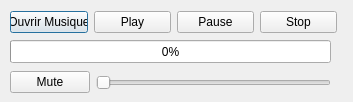
Before: the Qt Designer form Gestion_Materiel/Atelier_Connexion/music.ui in saraelarbi/PlanResto, drawn with Qt 5.
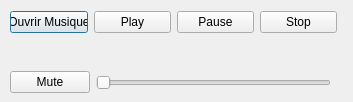
After: the same form once the commit is applied.

```diff
--- a/Gestion_Materiel/Atelier_Connexion/music.ui
+++ b/Gestion_Materiel/Atelier_Connexion/music.ui
@@ -13,20 +13,7 @@
   <property name="windowTitle">
    <string>Dialog</string>
   </property>
-  <widget class="QProgressBar" name="avancement">
-   <property name="geometry">
-    <rect>
-     <x>10</x>
-     <y>40</y>
-     <width>321</width>
-     <height>23</height>
-    </rect>
-   </property>
-   <property name="value">
-    <number>0</number>
-   </property>
-  </widget>
-  <widget class="QWidget" name="">
+  <widget class="QWidget" name="layoutWidget">
    <property name="geometry">
     <rect>
      <x>10</x>
@@ -66,7 +53,7 @@
     </item>
    </layout>
   </widget>
-  <widget class="QWidget" name="">
+  <widget class="QWidget" name="layoutWidget">
    <property name="geometry">
     <rect>
      <x>10</x>
```
